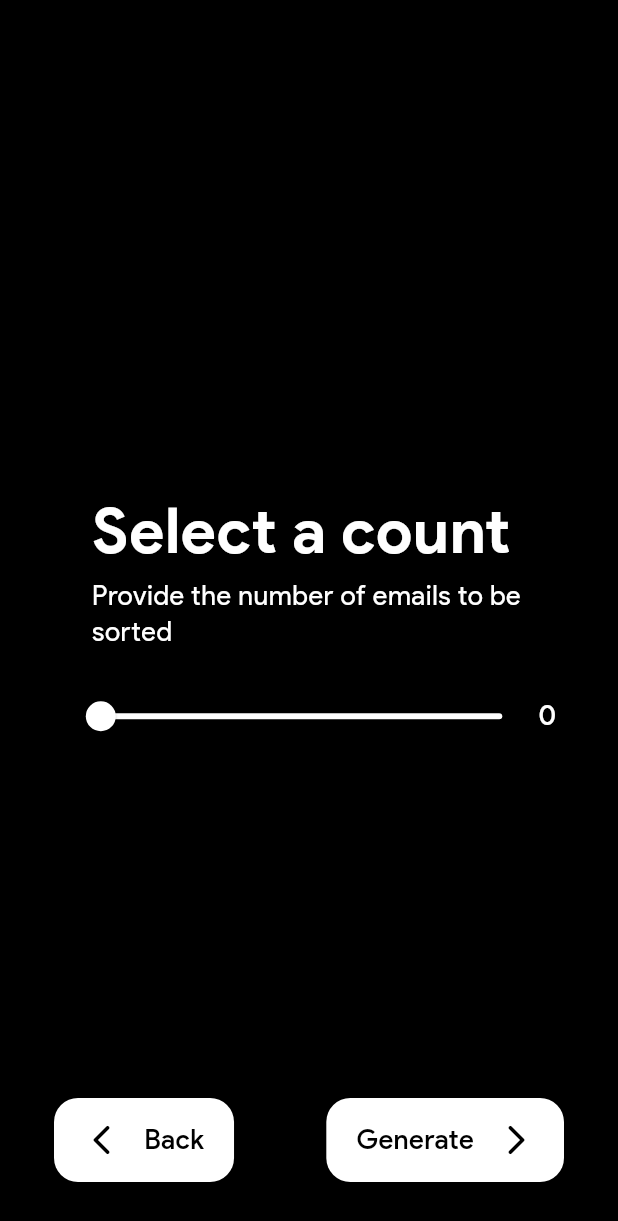
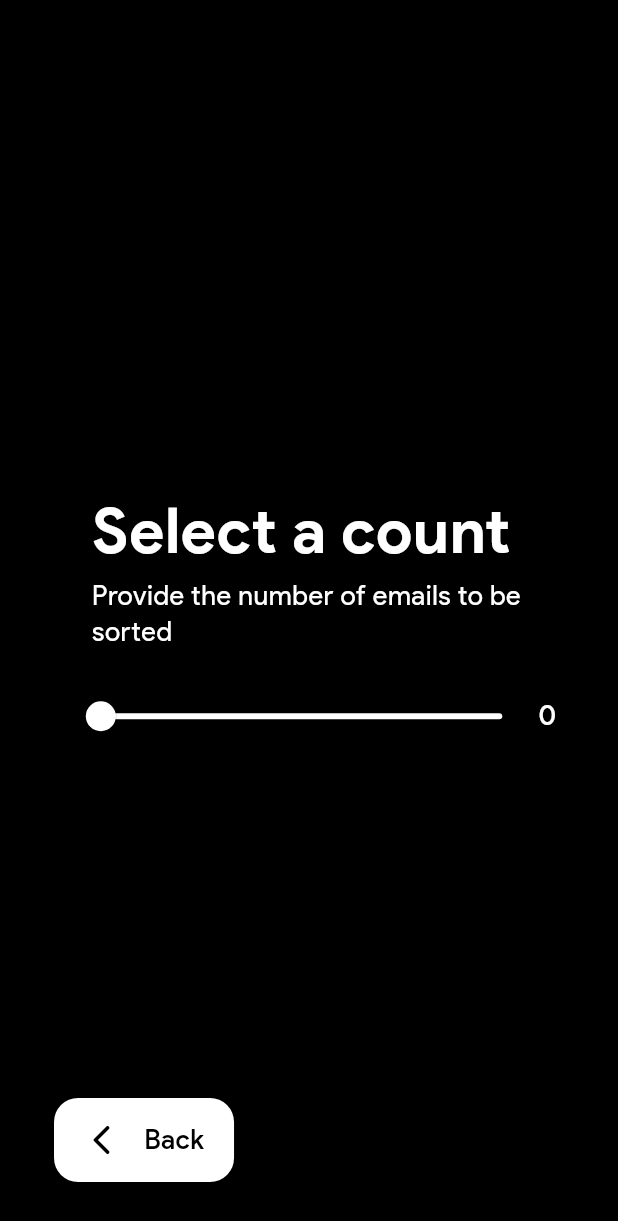
Before and after one commit to jydv402/Gmail-autolabel-frontend, a Flutter app: the SliderPage screen opened by its route, on a phone screen of 412 x 824 dp. Shown: the top 1221 px of the screen. Run offline on Flutter 3.47's test engine with Material 3 defaults, Android fonts, the light colour scheme and no system bars; our stand-ins replace animated_text_kit, loading_animation_widget.

Commit message:
Minor fix

```diff
--- a/lib/slider.dart
+++ b/lib/slider.dart
@@ -79,6 +79,7 @@ class _SliderPageState extends State<SliderPage> {
       ),
       floatingActionButton: Stack(
         children: [
+          if (_value != 0)
             Positioned(
               bottom: 20.0,
               right: 20.0,
```
Lines whose indentation alone changed are shown as unchanged.
